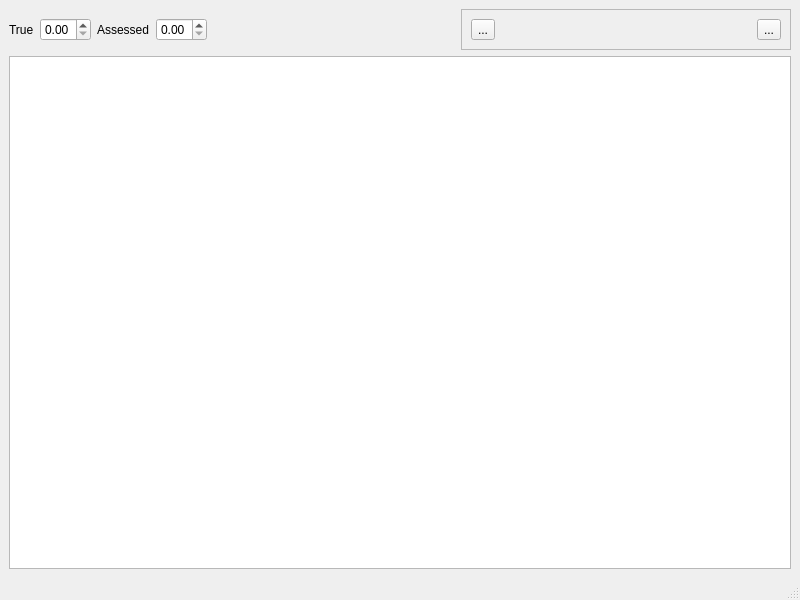
The window that src/mainwindow.ui (grotsztaksel/SimpleFileBrowser) describes before a commit, drawn with Qt 5.
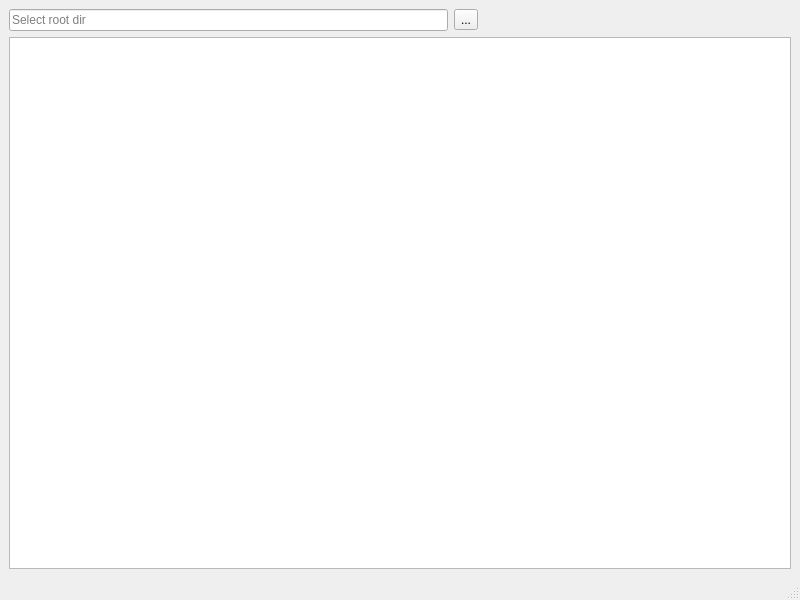
The same window after the commit. Custom widgets are drawn as their Qt base class.

Commit message: Implement widget interactions

Patch:
```diff
--- a/src/mainwindow.ui
+++ b/src/mainwindow.ui
@@ -16,38 +16,18 @@
   <widget class="QWidget" name="centralwidget">
    <layout class="QVBoxLayout" name="verticalLayout">
     <item>
-     <layout class="QHBoxLayout" name="horizontalLayout">
+     <layout class="QHBoxLayout" name="horizontalLayout" stretch="7,0,5">
       <item>
-       <widget class="QLabel" name="label_2">
-        <property name="text">
-         <string>True</string>
+       <widget class="QLineEdit" name="lineEdit">
+        <property name="placeholderText">
+         <string>Select root dir</string>
         </property>
        </widget>
       </item>
       <item>
-       <widget class="QDoubleSpinBox" name="sp_True">
-        <property name="maximum">
-         <double>1.000000000000000</double>
-        </property>
-        <property name="singleStep">
-         <double>0.100000000000000</double>
-        </property>
-       </widget>
-      </item>
-      <item>
-       <widget class="QLabel" name="label">
+       <widget class="QToolButton" name="toolButton">
         <property name="text">
-         <string>Assessed</string>
-        </property>
-       </widget>
-      </item>
-      <item>
-       <widget class="QDoubleSpinBox" name="sp_Assessed">
-        <property name="maximum">
-         <double>1.000000000000000</double>
-        </property>
-        <property name="singleStep">
-         <double>0.100000000000000</double>
+         <string>...</string>
         </property>
        </widget>
       </item>
@@ -64,54 +44,6 @@
         </property>
        </spacer>
       </item>
-      <item>
-       <widget class="QFrame" name="frame">
-        <property name="frameShape">
-         <enum>QFrame::StyledPanel</enum>
-        </property>
-        <property name="frameShadow">
-         <enum>QFrame::Raised</enum>
-        </property>
-        <property name="lineWidth">
-         <number>3</number>
-        </property>
-        <property name="midLineWidth">
-         <number>1</number>
-        </property>
-        <layout class="QHBoxLayout" name="horizontalLayout_2">
-         <item>
-          <widget class="QToolButton" name="toolButton">
-           <property name="text">
-            <string>...</string>
-           </property>
-          </widget>
-         </item>
-         <item>
-          <widget class="PercentBar" name="percentbar" native="true">
-           <property name="sizePolicy">
-            <sizepolicy hsizetype="Fixed" vsizetype="Minimum">
-             <horstretch>0</horstretch>
-             <verstretch>0</verstretch>
-            </sizepolicy>
-           </property>
-           <property name="minimumSize">
-            <size>
-             <width>250</width>
-             <height>0</height>
-            </size>
-           </property>
-          </widget>
-         </item>
-         <item>
-          <widget class="QToolButton" name="toolButton_2">
-           <property name="text">
-            <string>...</string>
-           </property>
-          </widget>
-         </item>
-        </layout>
-       </widget>
-      </item>
      </layout>
     </item>
     <item>
@@ -131,18 +63,6 @@
   </widget>
   <widget class="QStatusBar" name="statusbar"/>
  </widget>
- <customwidgets>
-  <customwidget>
-   <class>PercentBar</class>
-   <extends>QWidget</extends>
-   <header>src/percent_bar</header>
-   <container>1</container>
-   <slots>
-    <slot>setPercentTrue(double)</slot>
-    <slot>setPercentAssessed(double)</slot>
-   </slots>
-  </customwidget>
- </customwidgets>
  <resources/>
  <connections>
   <connection>
```
Left out of the diff: 55 changed lines with no effect on the pictures. The commit also changes 1 other file.
